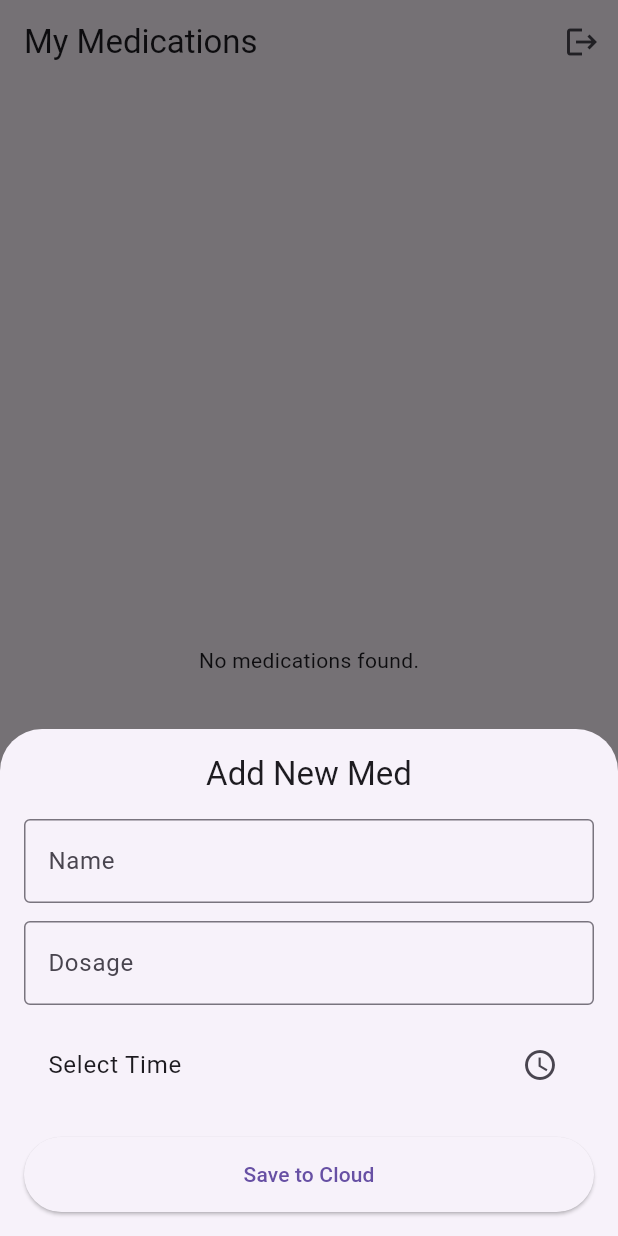
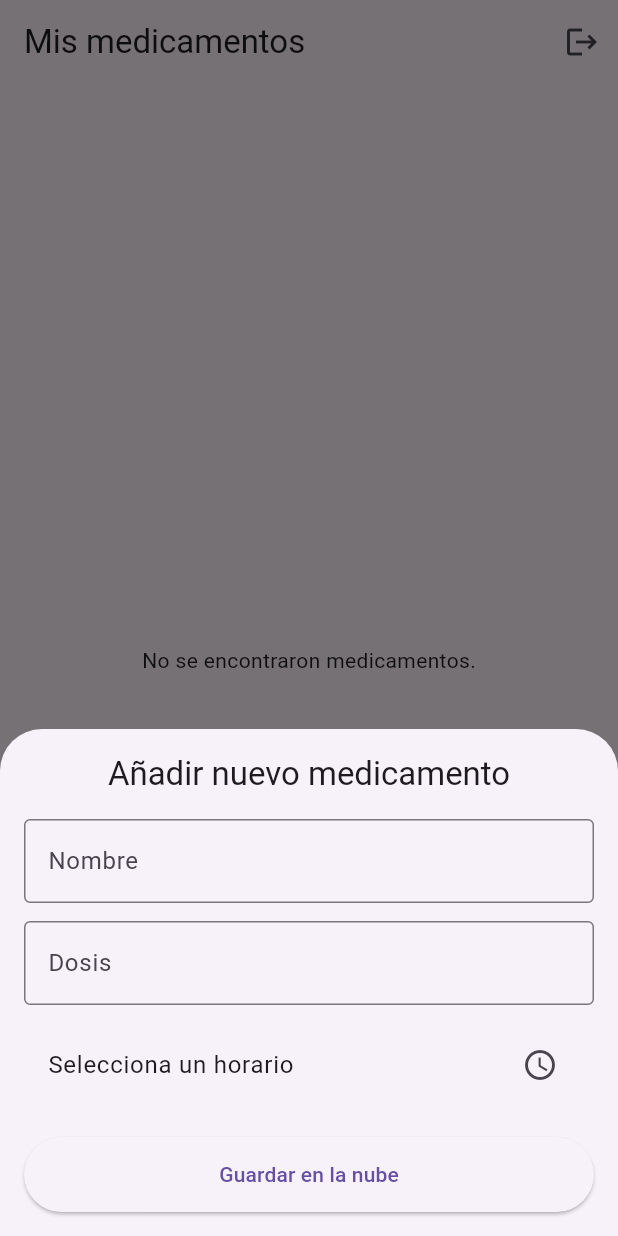
Before and after one commit to JCMySalsa/Medicamento_App, a Flutter app: the screen it shows once a user with an empty profile is signed in, after a tap on the "add" icon, on a phone screen of 412 x 824 dp. Run offline on Flutter 3.47's test engine with Material 3 defaults, Android fonts, the phone set to English and light mode, and no system bars; our stand-ins replace cloud_firestore, firebase_auth, firebase_core, flutter_local_notifications, timezone; accounts and stored records are empty; network calls fail.

Commit message:
firebase 3.0

```diff
--- a/flutter_medicamentos/lib/main.dart
+++ b/flutter_medicamentos/lib/main.dart
@@ -2,15 +2,20 @@ import 'package:flutter/material.dart';
 import 'package:firebase_core/firebase_core.dart';
 import 'package:firebase_auth/firebase_auth.dart';
 import 'package:cloud_firestore/cloud_firestore.dart';
-import 'firebase_options.dart'; // Generated by 'flutterfire configure'
+import 'dart:math';
+import 'firebase_options.dart'; // Generado por 'flutterfire configure'
+import 'notification_service.dart'; // Importacion del servicio de notificaciones
 
 Future<void> main() async {
   WidgetsFlutterBinding.ensureInitialized();
 
-  // Initialize Firebase
+  // Iniciar Firebase
   await Firebase.initializeApp(
     options: DefaultFirebaseOptions.currentPlatform,
   );
+
+  // Iniciar notificaciones
+  await NotificationService().init();
 
   runApp(const MedicationApp());
 }
@@ -21,19 +26,19 @@ class MedicationApp extends StatelessWidget {
   @override
   Widget build(BuildContext context) {
     return MaterialApp(
-      title: 'MedRemind Firebase',
+      title: 'Med-Recordatorio',
       theme: ThemeData(
-        primarySwatch: Colors.deepOrange, // Firebase brand color style
+        primarySwatch: Colors.deepOrange,
         useMaterial3: true,
       ),
-      // AuthWrapper decides if we show Login or Home
+      // AuthWrapper decide si muestra Home o Inicio de Sesion
       home: const AuthWrapper(),
     );
   }
 }
 
 // ---------------------------------------------------------------------------
-// 1. AUTH WRAPPER: Listens to login state changes automatically
+// 1. AUTH WRAPPER: Verificacion de Inicio de Sesion
 // ---------------------------------------------------------------------------
 class AuthWrapper extends StatelessWidget {
   const AuthWrapper({super.key});
@@ -84,12 +89,11 @@ class _LoginScreenState extends State<LoginScreen> {
           password: _passwordController.text.trim(),
         );
       }
-      // No navigation needed here! The AuthWrapper detects the change
-      // and switches to HomeScreen automatically.
+      // AuthWrapper cambia de Inicio de Sesion a Home Automaticamente
     } on FirebaseAuthException catch (e) {
       if (!mounted) return;
       ScaffoldMessenger.of(context).showSnackBar(
-        SnackBar(content: Text(e.message ?? 'Auth Error'), backgroundColor: Colors.red),
+        SnackBar(content: Text(e.message ?? 'Error de autenticación'), backgroundColor: Colors.red),
       );
     } finally {
       if (mounted) setState(() => _isLoading = false);
@@ -104,9 +108,9 @@ class _LoginScreenState extends State<LoginScreen> {
         child: Column(
           mainAxisAlignment: MainAxisAlignment.center,
           children: [
-            const Icon(Icons.local_fire_department, size: 80, color: Colors.deepOrange),
+            const Icon(Icons.local_hospital, size: 80, color: Colors.blue),
             const SizedBox(height: 20),
-            Text("MedRemind Firebase", style: Theme.of(context).textTheme.headlineMedium),
+            Text("Med-Recordatorio", style: Theme.of(context).textTheme.headlineMedium),
             const SizedBox(height: 40),
             TextField(
               controller: _emailController,
@@ -115,7 +119,7 @@ class _LoginScreenState extends State<LoginScreen> {
             const SizedBox(height: 16),
             TextField(
               controller: _passwordController,
-              decoration: const InputDecoration(labelText: 'Password', border: OutlineInputBorder()),
+              decoration: const InputDecoration(labelText: 'Contraseña', border: OutlineInputBorder()),
               obscureText: true,
             ),
             const SizedBox(height: 24),
@@ -127,11 +131,11 @@ class _LoginScreenState extends State<LoginScreen> {
                   ElevatedButton(
                     onPressed: () => _authAction(isLogin: true),
                     style: ElevatedButton.styleFrom(minimumSize: const Size.fromHeight(50)),
-                    child: const Text('Sign In'),
+                    child: const Text('Iniciar Sesión'),
                   ),
                   TextButton(
                     onPressed: () => _authAction(isLogin: false),
-                    child: const Text('Create Account'),
+                    child: const Text('Crear cuenta'),
                   ),
                 ],
               ),
@@ -148,23 +152,37 @@ class _LoginScreenState extends State<LoginScreen> {
 class HomeScreen extends StatelessWidget {
   const HomeScreen({super.key});
 
-  // Get current User ID
+  // Obtenemos ID de usuario
   String get uid => FirebaseAuth.instance.currentUser!.uid;
 
   Future<void> _addMedication(String name, String dosage, TimeOfDay time) async {
-    // We add to a 'medications' collection
+  // Inicializamos notification ID
+  final int notificationId = Random().nextInt(100000);
+  // Añadimos a una coleccion de 'Medications'
     await FirebaseFirestore.instance.collection('medications').add({
-      'userId': uid, // We manually save the user ID to filter later
+      'userId': uid,
       'name': name,
       'dosage': dosage,
       'hour': time.hour,
       'minute': time.minute,
+      'notificationId': notificationId,
       'createdAt': FieldValue.serverTimestamp(),
     });
+  // PROGRAMACION DE NOTIFICACION LOCAL
+    await NotificationService().scheduleDailyNotification(
+      id: notificationId,
+      title: "Hora de tu medicina: $name",
+      body: "Toma $dosage ahora.",
+      hour: time.hour,
+      minute: time.minute
+    );
   }
 
-  Future<void> _deleteMedication(String docId) async {
+  Future<void> _deleteMedication(String docId, int notificationId) async {
+    // Borra de la base de datos
     await FirebaseFirestore.instance.collection('medications').doc(docId).delete();
+    // Desactiva notificacion
+    await NotificationService().cancelNotification(notificationId);
   }
 
   Future<void> _signOut() async {
@@ -175,19 +193,19 @@ class HomeScreen extends StatelessWidget {
   Widget build(BuildContext context) {
     return Scaffold(
       appBar: AppBar(
-        title: const Text('My Medications'),
+        title: const Text('Mis medicamentos'),
         actions: [
           IconButton(icon: const Icon(Icons.logout), onPressed: _signOut)
         ],
       ),
       body: StreamBuilder<QuerySnapshot>(
-        // Query: Get meds where userId matches current user
+        // Query: obtiene meds donde userId coincide con el usuario actual
         stream: FirebaseFirestore.instance
             .collection('medications')
             .where('userId', isEqualTo: uid)
             .snapshots(),
         builder: (context, snapshot) {
-          if (snapshot.hasError) return const Center(child: Text("Something went wrong"));
+          if (snapshot.hasError) return const Center(child: Text("Algo salió mal"));
           if (snapshot.connectionState == ConnectionState.waiting) {
             return const Center(child: CircularProgressIndicator());
           }
@@ -195,7 +213,7 @@ class HomeScreen extends StatelessWidget {
           final docs = snapshot.data!.docs;
 
           if (docs.isEmpty) {
-            return const Center(child: Text("No medications found."));
+            return const Center(child: Text("No se encontraron medicamentos."));
           }
 
           // Sort manually on client side to avoid needing a composite index immediately
@@ -216,6 +234,9 @@ class HomeScreen extends StatelessWidget {
               final data = doc.data() as Map<String, dynamic>;
               final time = TimeOfDay(hour: data['hour'], minute: data['minute']);
 
+              // Obtenemos Id de notificacion guardada
+              final int notifId = data['notificationId'] ?? 0;
+
               return Card(
                 elevation: 2,
                 margin: const EdgeInsets.only(bottom: 12),
@@ -232,7 +253,7 @@ class HomeScreen extends StatelessWidget {
                       Text(time.format(context), style: const TextStyle(fontWeight: FontWeight.bold)),
                       IconButton(
                         icon: const Icon(Icons.delete, color: Colors.red),
-                        onPressed: () => _deleteMedication(doc.id),
+                        onPressed: () => _deleteMedication(doc.id, notifId),
                       ),
                     ],
                   ),
@@ -254,9 +275,9 @@ class HomeScreen extends StatelessWidget {
   }
 }
 
-// ---------------------------------------------------------------------------
-// 4. THE FORM (Same as previous versions)
-// ---------------------------------------------------------------------------
+// ------------
+// 4. FORMA
+// ------------
 class AddMedicationForm extends StatefulWidget {
   final Function(String, String, TimeOfDay) onAdd;
   const AddMedicationForm({super.key, required this.onAdd});
@@ -286,14 +307,14 @@ class _AddMedicationFormState extends State<AddMedicationForm> {
       child: Column(
         mainAxisSize: MainAxisSize.min,
         children: [
-          Text("Add New Med", style: Theme.of(context).textTheme.titleLarge),
+          Text("Añadir nuevo medicamento", style: Theme.of(context).textTheme.titleLarge),
           const SizedBox(height: 16),
-          TextField(controller: _nameController, decoration: const InputDecoration(labelText: 'Name', border: OutlineInputBorder())),
+          TextField(controller: _nameController, decoration: const InputDecoration(labelText: 'Nombre', border: OutlineInputBorder())),
           const SizedBox(height: 12),
-          TextField(controller: _dosageController, decoration: const InputDecoration(labelText: 'Dosage', border: OutlineInputBorder())),
+          TextField(controller: _dosageController, decoration: const InputDecoration(labelText: 'Dosis', border: OutlineInputBorder())),
           const SizedBox(height: 12),
           ListTile(
-            title: Text(_selectedTime == null ? "Select Time" : "Time: ${_selectedTime!.format(context)}"),
+            title: Text(_selectedTime == null ? "Selecciona un horario" : "Hora: ${_selectedTime!.format(context)}"),
             trailing: const Icon(Icons.access_time),
             onTap: () async {
               final t = await showTimePicker(context: context, initialTime: TimeOfDay.now());
@@ -304,7 +325,7 @@ class _AddMedicationFormState extends State<AddMedicationForm> {
           ElevatedButton(
             onPressed: _submit,
             style: ElevatedButton.styleFrom(minimumSize: const Size.fromHeight(50)),
-            child: const Text("Save to Cloud"),
+            child: const Text("Guardar en la nube"),
           ),
         ],
       ),
--- /dev/null
+++ b/flutter_medicamentos/lib/notification_service.dart
@@ -0,0 +1,83 @@
+import 'package:flutter_local_notifications/flutter_local_notifications.dart';
+import 'package:timezone/timezone.dart' as tz;
+import 'package:timezone/data/latest.dart' as tz;
+import 'package:flutter/material.dart';
+
+class NotificationService {
+  static final NotificationService _instance = NotificationService._internal();
+  factory NotificationService() => _instance;
+  NotificationService._internal();
+
+  final FlutterLocalNotificationsPlugin flutterLocalNotificationsPlugin =
+      FlutterLocalNotificationsPlugin();
+
+  Future<void> init() async {
+    // Inicializar Zonas Horarias
+    tz.initializeTimeZones();
+
+    // Configuración Android
+    const AndroidInitializationSettings initializationSettingsAndroid =
+        AndroidInitializationSettings('@mipmap/ic_launcher');
+
+    // Configuración iOS
+    const DarwinInitializationSettings initializationSettingsDarwin =
+        DarwinInitializationSettings(
+      requestSoundPermission: true,
+      requestBadgePermission: true,
+      requestAlertPermission: true,
+    );
+
+    const InitializationSettings initializationSettings = InitializationSettings(
+      android: initializationSettingsAndroid,
+      iOS: initializationSettingsDarwin,
+    );
+
+    await flutterLocalNotificationsPlugin.initialize(initializationSettings);
+  }
+
+  // Programar notificación diaria
+  Future<void> scheduleDailyNotification({
+    required int id,
+    required String title,
+    required String body,
+    required int hour,
+    required int minute,
+  }) async {
+    await flutterLocalNotificationsPlugin.zonedSchedule(
+      id,
+      title,
+      body,
+      _nextInstanceOfTime(hour, minute),
+      const NotificationDetails(
+        android: AndroidNotificationDetails(
+          'medication_channel', // Id del canal
+          'Recordatorios de Medicamentos', // Nombre del canal
+          channelDescription: 'Canal para alertas de toma de medicinas',
+          importance: Importance.max,
+          priority: Priority.high,
+        ),
+        iOS: DarwinNotificationDetails(),
+      ),
+      androidScheduleMode: AndroidScheduleMode.exactAllowWhileIdle,
+      uiLocalNotificationDateInterpretation:
+          UILocalNotificationDateInterpretation.absoluteTime,
+      matchDateTimeComponents: DateTimeComponents.time, // Repetir diariamente
+    );
+  }
+
+  // Cancelar notificación
+  Future<void> cancelNotification(int id) async {
+    await flutterLocalNotificationsPlugin.cancel(id);
+  }
+
+  // Calcular la siguiente fecha/hora
+  tz.TZDateTime _nextInstanceOfTime(int hour, int minute) {
+    final tz.TZDateTime now = tz.TZDateTime.now(tz.local);
+    tz.TZDateTime scheduledDate =
+        tz.TZDateTime(tz.local, now.year, now.month, now.day, hour, minute);
+    if (scheduledDate.isBefore(now)) {
+      scheduledDate = scheduledDate.add(const Duration(days: 1));
+    }
+    return scheduledDate;
+  }
+}
--- a/flutter_medicamentos/pubspec.yaml
+++ b/flutter_medicamentos/pubspec.yaml
@@ -30,6 +30,8 @@ environment:
 dependencies:
   flutter:
     sdk: flutter
+  flutter_local_notifications: ^18.0.1
+  timezone: ^0.10.1
   intl: ^0.20.2
   firebase_core: ^4.2.1
   firebase_auth: ^6.1.2
```
Also changed, not shown: flutter_medicamentos/pubspec.lock, 3 other files.
